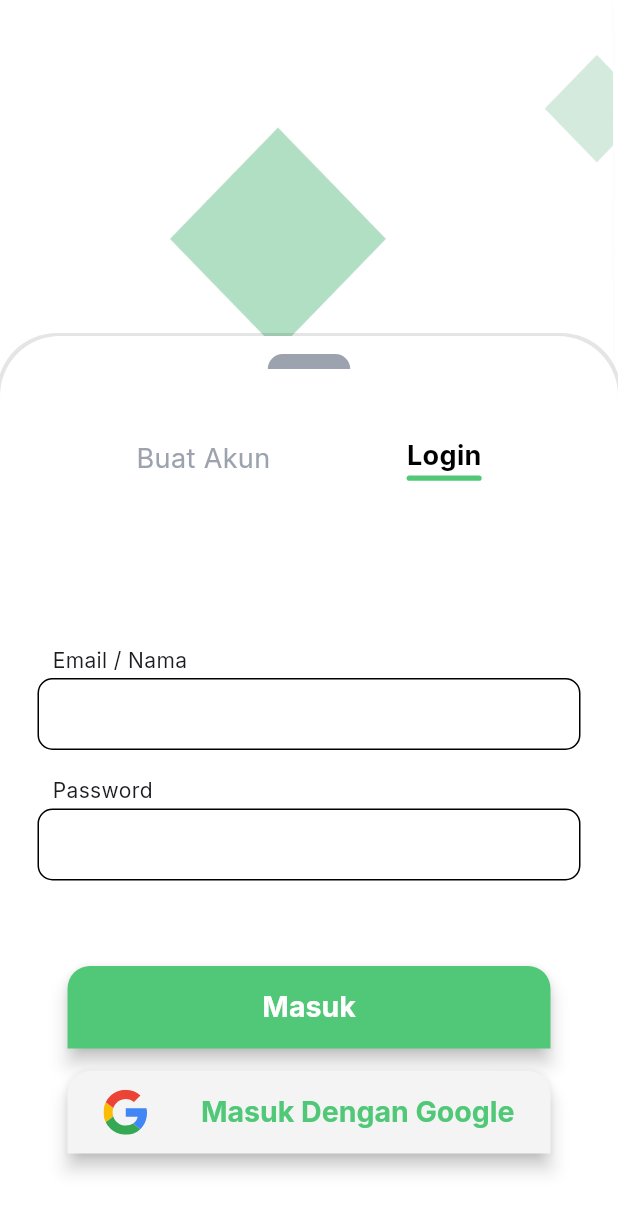
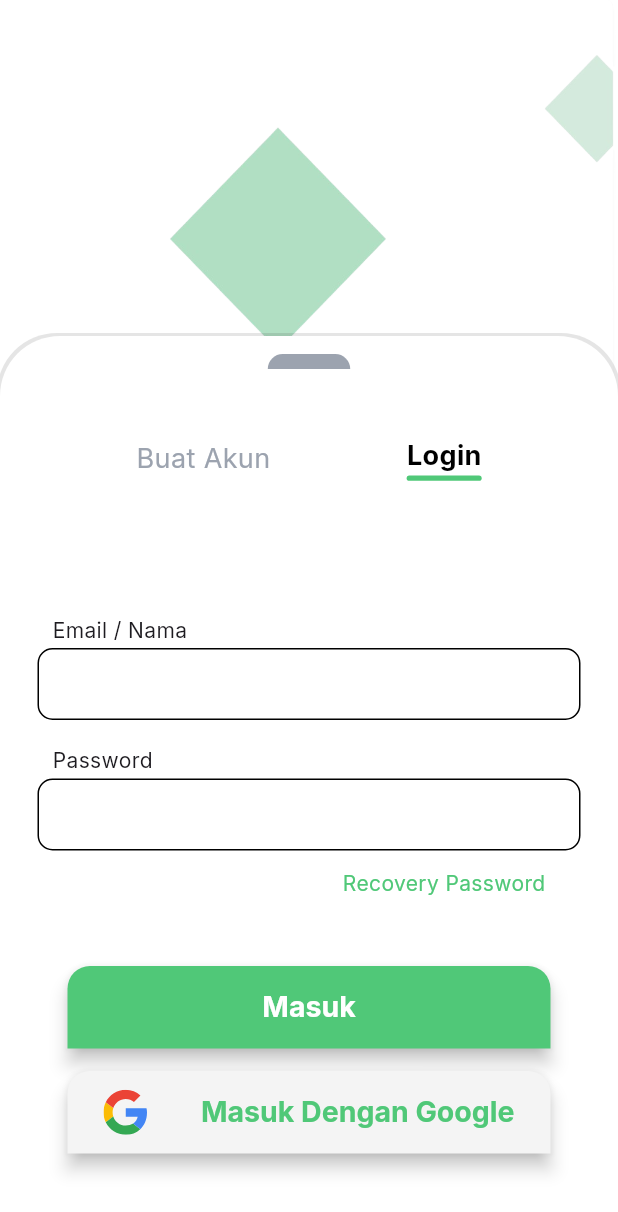
Before and after one commit to KakaChristian/antarasa, a Flutter app: the AuthView screen opened by its route, swiped to page 2, on a phone screen of 412 x 824 dp. Shown: the top 1212 px of the screen. Run offline on Flutter 3.47's test engine with Material 3 defaults, Android fonts, the phone set to English and light mode, and no system bars; our stand-ins replace flutter_svg, get.

Commit message:
recovery password view

```diff
--- a/lib/app/core/routes/app_pages.dart
+++ b/lib/app/core/routes/app_pages.dart
@@ -8,6 +8,8 @@ import '../../features/auth/signup/bindings/signup_binding.dart';
 import '../../features/auth/signup/views/signup_view.dart';
 import '../../features/intro/bindings/intro_binding.dart';
 import '../../features/intro/views/intro_view.dart';
+import '../../features/recovery_password/bindings/recovery_password_binding.dart';
+import '../../features/recovery_password/views/recovery_password_view.dart';
 import '../../features/splash/bindings/splash_binding.dart';
 import '../../features/splash/views/splash_view.dart';
 
@@ -44,5 +46,10 @@ class AppPages {
       page: () => const AuthView(),
       binding: AuthBinding(),
     ),
+    GetPage(
+      name: _Paths.RECOVERY_PASSWORD,
+      page: () => const RecoveryPasswordView(),
+      binding: RecoveryPasswordBinding(),
+    ),
   ];
 }
--- a/lib/app/core/routes/app_routes.dart
+++ b/lib/app/core/routes/app_routes.dart
@@ -8,6 +8,7 @@ abstract class Routes {
   static const LOGIN = _Paths.LOGIN;
   static const SIGNUP = _Paths.SIGNUP;
   static const AUTH = _Paths.AUTH;
+  static const RECOVERY_PASSWORD = _Paths.RECOVERY_PASSWORD;
 }
 
 abstract class _Paths {
@@ -17,4 +18,5 @@ abstract class _Paths {
   static const LOGIN = '/login';
   static const SIGNUP = '/signup';
   static const AUTH = '/auth';
+  static const RECOVERY_PASSWORD = '/recovery-password';
 }
--- a/lib/app/features/auth/login/views/login_view.dart
+++ b/lib/app/features/auth/login/views/login_view.dart
@@ -1,3 +1,5 @@
+import 'package:antarasa/app/core/routes/app_pages.dart';
+
 import '../../../../common/widgets/textfield/basic_app_textfield.dart';
 import '../../../../core/config/assets/app_vectors.dart';
 import '../../../../core/config/themes/app_colors.dart';
@@ -30,7 +32,19 @@ class LoginView extends GetView<LoginController> {
               padding: EdgeInsets.symmetric(horizontal: 25, vertical: 2),
               child: BasicAppTextfield(),
             ),
-            const SizedBox(height: 55),
+            InkWell(
+              onTap: () {
+                Get.toNamed(Routes.RECOVERY_PASSWORD);
+              },
+              child: Ink(
+                padding: const EdgeInsets.only(left: 180, top: 10),
+                child: const Text(
+                  'Recovery Password',
+                  style: TextStyle(color: AppColors.primaryColor),
+                ),
+              ),
+            ),
+            const SizedBox(height: 45),
             AuthButton(
               onPressed: () {},
               text: 'Masuk',
--- a/pubspec.yaml
+++ b/pubspec.yaml
@@ -6,6 +6,7 @@ environment:
   sdk: ">=3.4.4 <4.0.0"
 
 dependencies:
+  build_runner: ^2.4.12
   cupertino_icons: ^1.0.6
   dartz: ^0.10.1
   equatable: ^2.0.5
```
Also changed, not shown: lib/app/features/recovery_password/bindings/recovery_password_binding.dart (added, +12 -0 lines), lib/app/features/recovery_password/controllers/recovery_password_controller.dart (added, +7 -0 lines), lib/app/features/recovery_password/views/recovery_password_view.dart (added, +90 -0 lines), pubspec.lock.
